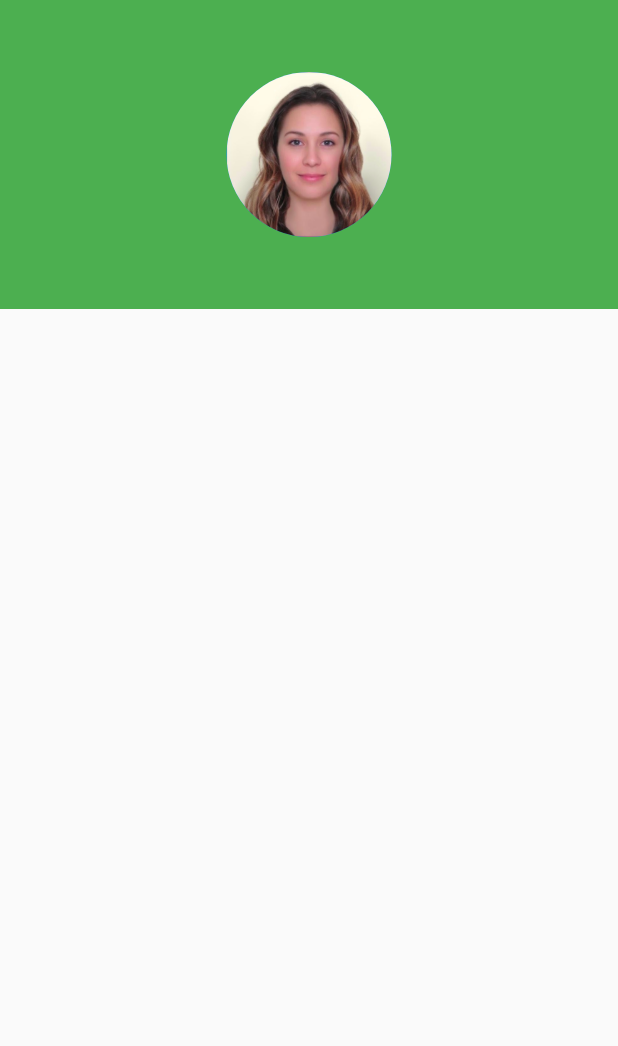
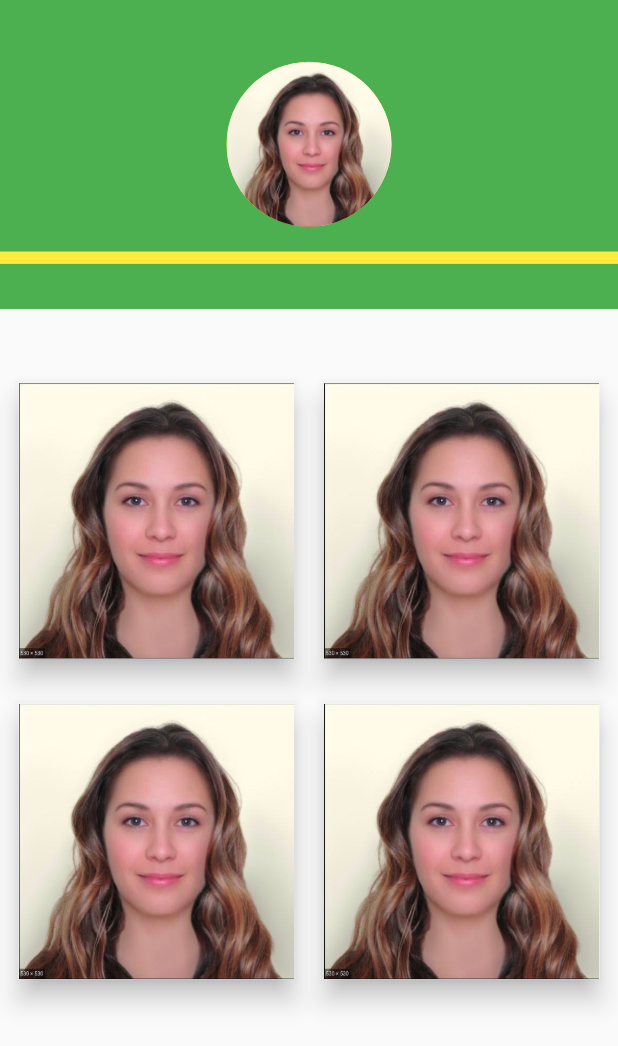
Before and after one commit to mfkpfurlan/urna-mobile, a Flutter app: the screen it shows after launch, on a phone screen of 412 x 824 dp. Shown: the top 1046 px of the screen. Run offline on Flutter 3.47's test engine with Material 2 defaults, Android fonts, the phone set to English and light mode, and no system bars; our stand-ins replace flutter_svg.

Commit message:
menu navigating on tap

```diff
--- a/lib/screens/main/components/body.dart
+++ b/lib/screens/main/components/body.dart
@@ -1,20 +1,93 @@
 import 'package:flutter/material.dart';
+import 'package:urna_mobile/legacy/screens/login/login_screen.dart';
 
-class ManuBody extends StatelessWidget {
+class MenuBody extends StatelessWidget {
   @override
   Widget build(BuildContext context) {
-    return GridView.count(
-      primary: true,
-      padding: EdgeInsets.all(10),
-      crossAxisSpacing: 10,
-      mainAxisSpacing: 10,
-      children: [
-        Container(
-          decoration: BoxDecoration(
-            color: Colors.teal
+    Size size = MediaQuery.of(context).size;
+
+    return Padding(
+      padding: EdgeInsets.only(top: size.height * 0.06),
+      child: GridView.count(
+        primary: true,
+        crossAxisCount: 2,
+        padding: EdgeInsets.only(
+          left: size.width * 0.03,
+          right: size.width * 0.03,
+        ),
+        crossAxisSpacing: 20,
+        mainAxisSpacing: 30,
+        children: [
+          Material(
+            elevation: 7.0,
+            child: Ink.image(
+              image: AssetImage('assets/images/woman.png'),
+              fit: BoxFit.cover,
+              child: InkWell(
+                onTap: () {
+                  Navigator.push(
+                    context,
+                    MaterialPageRoute(
+                      builder: (context) => LoginScreen()
+                    )
+                  );
+                },
+              ),
+            ),
           ),
-        ),
-      ]
+          Material(
+            elevation: 7.0,
+            child: Ink.image(
+              image: AssetImage('assets/images/woman.png'),
+              fit: BoxFit.cover,
+              child: InkWell(
+                onTap: () {
+                  Navigator.push(
+                    context,
+                    MaterialPageRoute(
+                      builder: (context) => LoginScreen()
+                    )
+                  );
+                },
+              ),
+            ),
+          ),
+          Material(
+            elevation: 7.0,
+            child: Ink.image(
+              image: AssetImage('assets/images/woman.png'),
+              fit: BoxFit.cover,
+              child: InkWell(
+                onTap: () {
+                  Navigator.push(
+                    context,
+                    MaterialPageRoute(
+                      builder: (context) => LoginScreen()
+                    )
+                  );
+                },
+              ),
+            ),
+          ),
+          Material(
+            elevation: 7.0,
+            child: Ink.image(
+              image: AssetImage('assets/images/woman.png'),
+              fit: BoxFit.cover,
+              child: InkWell(
+                onTap: () {
+                  Navigator.push(
+                    context,
+                    MaterialPageRoute(
+                      builder: (context) => LoginScreen()
+                    )
+                  );
+                },
+              ),
+            ),
+          ),
+        ],
+      ),
     );
   }
 }
--- a/lib/screens/main/components/header.dart
+++ b/lib/screens/main/components/header.dart
@@ -1,6 +1,6 @@
 import 'package:flutter/material.dart';
 
-class ManuHeader extends StatelessWidget {
+class MenuHeader extends StatelessWidget {
   @override
   Widget build(BuildContext context) {
     Size size = MediaQuery.of(context).size;
@@ -11,18 +11,26 @@ class ManuHeader extends StatelessWidget {
       decoration: new BoxDecoration(
         color: Colors.green,
       ),
-      child: Center(
-        child: new CircleAvatar(
-          backgroundImage: AssetImage('assets/images/woman.png'),
-          backgroundColor: Colors.blue,
-          foregroundColor: Colors.black,
-          radius: 55,
-          child: Container(
-            alignment: Alignment.center,
-            padding: EdgeInsets.only(bottom: 20),
-
+      child: Column(
+        children: [
+          Padding(
+            padding: EdgeInsets.only(top: size.height * 0.05),
+            child: CircleAvatar(
+              backgroundImage: AssetImage('assets/images/woman.png'),
+              backgroundColor: Colors.yellow,
+              foregroundColor: Colors.black,
+              radius: 55,
+            ),
           ),
-        ),
+          Padding(
+            padding: EdgeInsets.only(top: size.height * 0.02),
+            child: Container(
+              color: Colors.yellow,
+              width: size.width,
+              height: size.height * 0.01,
+            ),
+          ),
+        ],
       ),
     );
   }
--- a/lib/screens/main/menu.dart
+++ b/lib/screens/main/menu.dart
@@ -1,17 +1,27 @@
 import 'package:flutter/material.dart';
 
 import 'components/header.dart';
+import 'components/body.dart';
 
 class MenuPage extends StatelessWidget {
   //header with circle avatar
   //buttons -> grid view
   @override
   Widget build(BuildContext context) {
+  Size size = MediaQuery.of(context).size;
+
     return Scaffold(
-      body: SingleChildScrollView(
-        child: Column(children: [
-          ManuHeader()
-        ],),
+      body: ListView(
+        children: <Widget>[
+          Container(
+            height: size.height * 0.25,
+            child: MenuHeader(),
+          ),
+          Container(
+            height: size.height * 0.75,
+            child: MenuBody(),
+          )
+        ],
       ),
     );
   }
```
